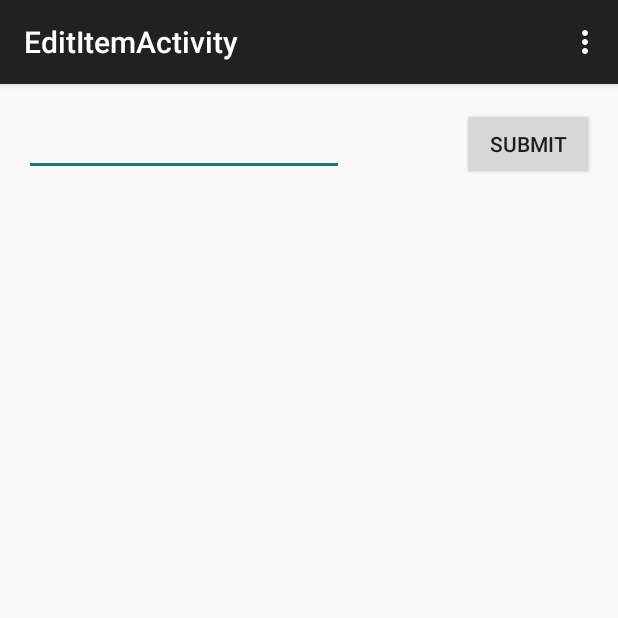
After one commit to BassYao/TodoList, an Android app: the EditItemActivity screen opened directly, with no data from a screen before it, on a phone screen of 412 x 824 dp, the top half of it. The commit adds this screen. Run offline under Robolectric (Android 15) with nearby library versions, the phone set to English and light mode, and no system bars; 1 statement that could not run was skipped.

Commit message:
add edit

```diff
--- a/app/src/main/AndroidManifest.xml
+++ b/app/src/main/AndroidManifest.xml
@@ -16,6 +16,10 @@
                 <category android:name="android.intent.category.LAUNCHER" />
             </intent-filter>
         </activity>
+        <activity
+            android:name=".EditItemActivity"
+            android:label="@string/title_activity_edit_item" >
+        </activity>
     </application>
 
 </manifest>
--- /dev/null
+++ b/app/src/main/java/com/example/bass/simpletodolist/EditItemActivity.java
@@ -0,0 +1,54 @@
+package com.example.bass.simpletodolist;
+
+import android.support.v7.app.ActionBarActivity;
+import android.os.Bundle;
+import android.view.Menu;
+import android.view.MenuItem;
+import android.widget.EditText;
+import android.view.View;
+import android.content.*;
+public class EditItemActivity extends ActionBarActivity {
+    int pos;
+
+    @Override
+    protected void onCreate(Bundle savedInstanceState) {
+        super.onCreate(savedInstanceState);
+        setContentView(R.layout.activity_edit_item);
+        String text = getIntent().getStringExtra("text");
+        pos = getIntent().getIntExtra("position",0);
+        EditText etEditItem = (EditText)findViewById(R.id.etEditItem);
+        etEditItem.setText("");
+        etEditItem.append(text);
+    }
+
+    @Override
+    public boolean onCreateOptionsMenu(Menu menu) {
+        // Inflate the menu; this adds items to the action bar if it is present.
+        getMenuInflater().inflate(R.menu.menu_edit_item, menu);
+        return true;
+    }
+
+    @Override
+    public boolean onOptionsItemSelected(MenuItem item) {
+        // Handle action bar item clicks here. The action bar will
+        // automatically handle clicks on the Home/Up button, so long
+        // as you specify a parent activity in AndroidManifest.xml.
+        int id = item.getItemId();
+
+        //noinspection SimplifiableIfStatement
+        if (id == R.id.action_settings) {
+            return true;
+        }
+
+        return super.onOptionsItemSelected(item);
+    }
+    public void returnTodoItem(View v) {
+
+        EditText etEditItem = (EditText)findViewById(R.id.etEditItem);
+        Intent i = new Intent();
+        i.putExtra("text", etEditItem.getText().toString()); // pass arbitrary data to launched activity
+        i.putExtra("position", pos);
+        setResult(RESULT_OK, i);
+        finish();
+    }
+}
--- /dev/null
+++ b/app/src/main/res/layout/activity_edit_item.xml
@@ -0,0 +1,27 @@
+<RelativeLayout xmlns:android="http://schemas.android.com/apk/res/android"
+    xmlns:tools="http://schemas.android.com/tools" android:layout_width="match_parent"
+    android:layout_height="match_parent" android:paddingLeft="@dimen/activity_horizontal_margin"
+    android:paddingRight="@dimen/activity_horizontal_margin"
+    android:paddingTop="@dimen/activity_vertical_margin"
+    android:paddingBottom="@dimen/activity_vertical_margin"
+    tools:context="com.example.bass.simpletodolist.EditItemActivity">
+
+    <EditText
+        android:layout_width="wrap_content"
+        android:layout_height="wrap_content"
+        android:inputType="textMultiLine"
+        android:ems="10"
+        android:id="@+id/etEditItem"
+        android:layout_alignParentTop="true"
+        android:layout_alignParentLeft="true"
+        android:layout_alignParentStart="true" />
+
+    <Button
+        android:layout_width="wrap_content"
+        android:layout_height="wrap_content"
+        android:text="Submit"
+        android:id="@+id/button"
+        android:layout_alignParentTop="true"
+        android:layout_alignParentRight="true"
+        android:layout_alignParentEnd="true" />
+</RelativeLayout>
--- /dev/null
+++ b/app/src/main/res/menu/menu_edit_item.xml
@@ -0,0 +1,7 @@
+<menu xmlns:android="http://schemas.android.com/apk/res/android"
+    xmlns:app="http://schemas.android.com/apk/res-auto"
+    xmlns:tools="http://schemas.android.com/tools"
+    tools:context="com.example.bass.simpletodolist.EditItemActivity">
+    <item android:id="@+id/action_settings" android:title="@string/action_settings"
+        android:orderInCategory="100" app:showAsAction="never" />
+</menu>
--- a/app/src/main/res/values/strings.xml
+++ b/app/src/main/res/values/strings.xml
@@ -3,4 +3,5 @@
 
     <string name="hello_world">Hello world!</string>
     <string name="action_settings">Settings</string>
+    <string name="title_activity_edit_item">EditItemActivity</string>
 </resources>
```
Also changed, not shown: app/src/main/java/com/example/bass/simpletodolist/TodoActivity.java (+24 -0 lines).
